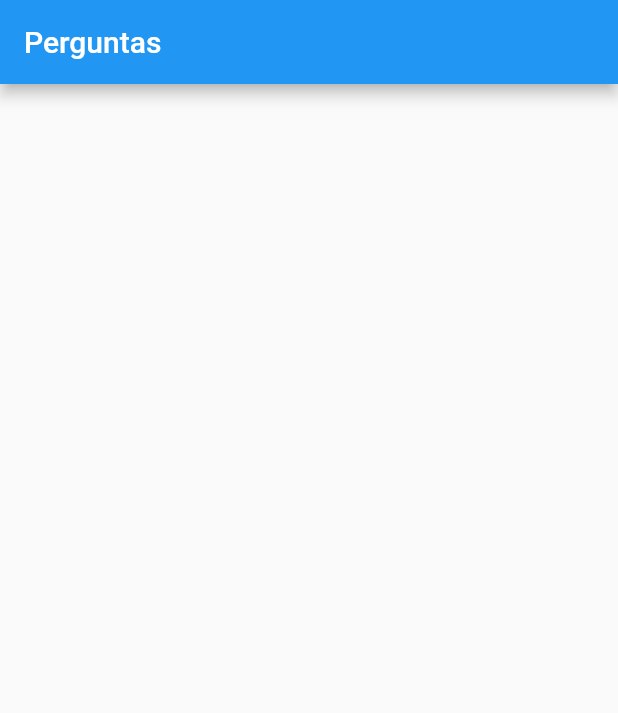
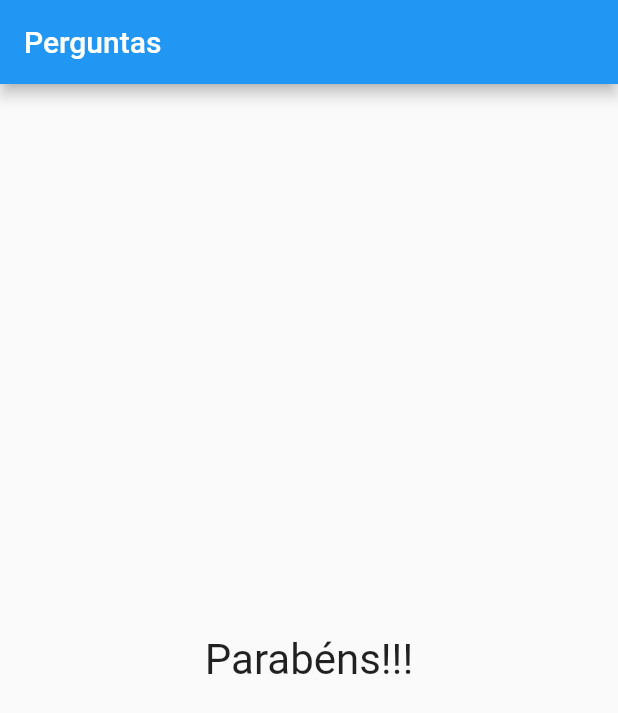
Before and after one commit to Zattrus/App_Perguntas, a Flutter app: the screen it shows after launch, after a tap on "Preto", after a tap on "Elefante", after a tap on "Pedro", on a phone screen of 412 x 824 dp. Shown: the top 713 px of the screen. Run offline on Flutter 3.47's test engine with Material 2 defaults, Android fonts, the phone set to English and light mode, and no system bars.

Commit message:
Exebindo resultado

```diff
--- a/lib/main.dart
+++ b/lib/main.dart
@@ -54,7 +54,12 @@ class _PerguntaAppState extends State<PerguntaApp> {
                   ...respostas.map((t) => Resposta(t, _responder)).toList(),
                 ],
               )
-            : null,
+            : Center(
+                child: Text(
+                  'Parabéns!!!',
+                  style: TextStyle(fontSize: 28),
+                ),
+              ),
       ),
     );
   }
```
